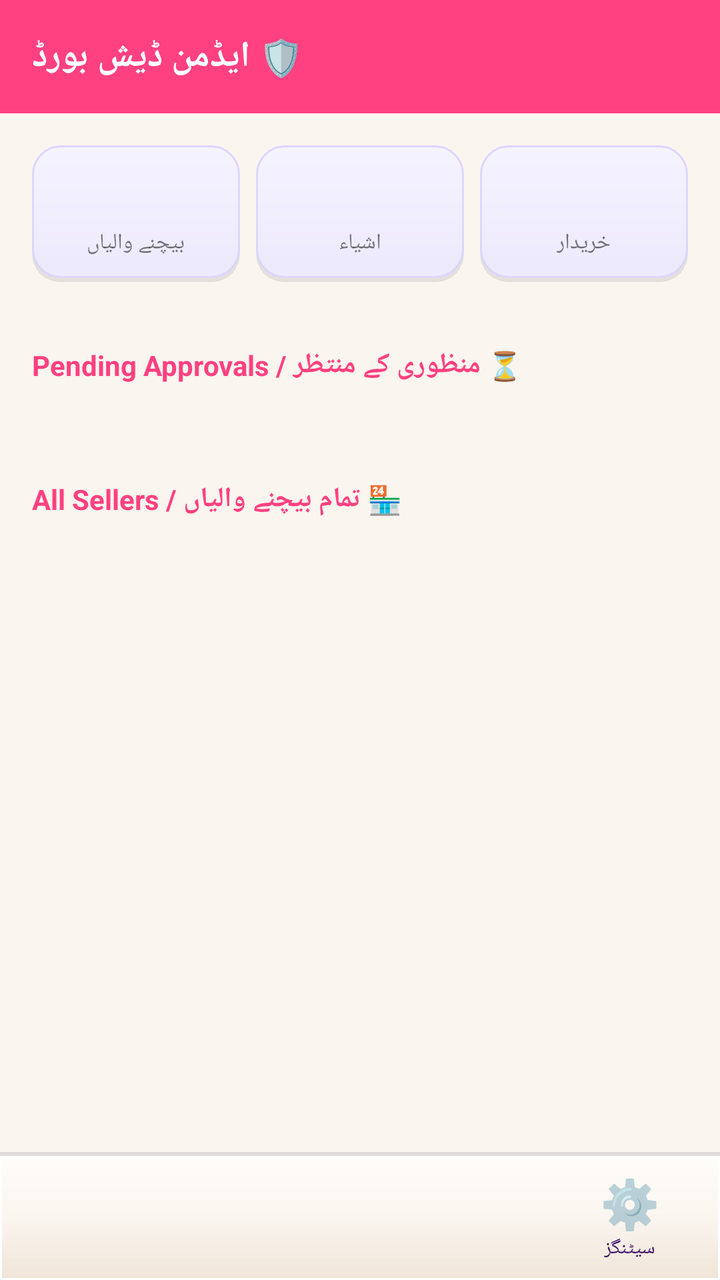
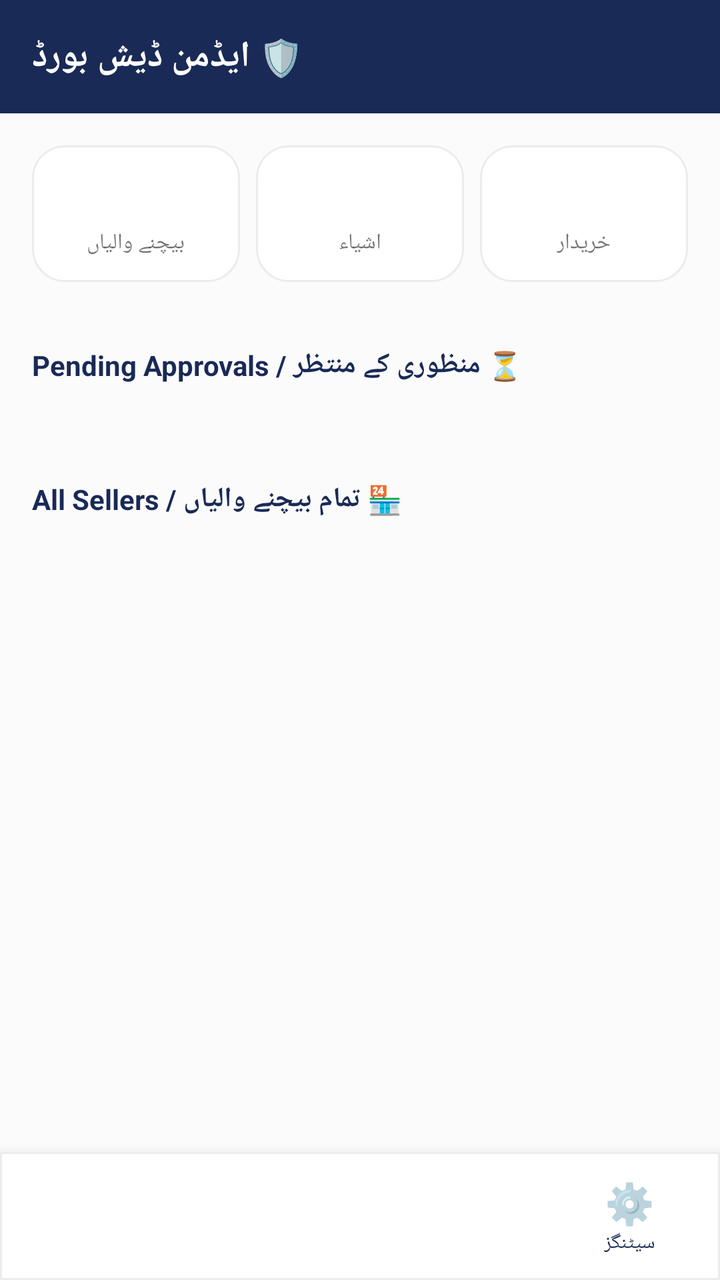

Before-and-after screenshots of an Android layout around one commit, followed by the original layout XML and the change that was made.
<!-- AndroidManifest.xml: application theme Theme.SheEmpower -->
<!-- res/layout/activity_admin_dashboard.xml -->
<?xml version="1.0" encoding="utf-8"?>
<LinearLayout xmlns:android="http://schemas.android.com/apk/res/android"
    android:layout_width="match_parent" android:layout_height="match_parent"
    android:background="?android:attr/windowBackground"
    android:orientation="vertical">

    <ScrollView android:layout_width="match_parent" android:layout_height="0dp" android:layout_weight="1">
        <LinearLayout android:layout_width="match_parent" android:layout_height="wrap_content" android:orientation="vertical">

            <LinearLayout android:layout_width="match_parent" android:layout_height="wrap_content"
                android:background="#FF4081" android:padding="16dp" android:orientation="vertical">
                <TextView android:layout_width="wrap_content" android:layout_height="wrap_content"
                    android:text="🛡️ ایڈمن ڈیش بورڈ" android:textColor="#FFFFFF" android:textSize="18sp" android:textStyle="bold" />
            </LinearLayout>

            <GridLayout android:layout_width="match_parent" android:layout_height="wrap_content" android:columnCount="3" android:padding="12dp">
                <LinearLayout android:layout_width="0dp" android:layout_columnWeight="1" android:layout_height="wrap_content"
                    android:orientation="vertical" android:background="@drawable/bg_rounded_pink_light" android:padding="12dp" android:layout_margin="4dp" android:gravity="center">
                    <TextView android:id="@+id/tvTotalSellers" android:layout_width="wrap_content" android:layout_height="wrap_content" android:textSize="22sp" android:textStyle="bold" android:textColor="#FF4081" />
                    <TextView android:layout_width="wrap_content" android:layout_height="wrap_content" android:text="بیچنے والیاں" android:textSize="11sp" />
                </LinearLayout>

                <LinearLayout android:id="@+id/layoutProductsStat" android:layout_width="0dp" android:layout_columnWeight="1" android:layout_height="wrap_content"
                    android:orientation="vertical" android:background="@drawable/bg_rounded_pink_light" android:padding="12dp" android:layout_margin="4dp" android:gravity="center"
                    android:clickable="true" android:focusable="true">
                    <TextView android:id="@+id/tvTotalProducts" android:layout_width="wrap_content" android:layout_height="wrap_content" android:textSize="22sp" android:textStyle="bold" android:textColor="#4CAF50" />
                    <TextView android:layout_width="wrap_content" android:layout_height="wrap_content" android:text="اشیاء" android:textSize="11sp" />
                </LinearLayout>

                <LinearLayout android:layout_width="0dp" android:layout_columnWeight="1" android:layout_height="wrap_content"
                    android:orientation="vertical" android:background="@drawable/bg_rounded_pink_light" android:padding="12dp" android:layout_margin="4dp" android:gravity="center">
                    <TextView android:id="@+id/tvTotalBuyers" android:layout_width="wrap_content" android:layout_height="wrap_content" android:textSize="22sp" android:textStyle="bold" android:textColor="#FFA000" />
                    <TextView android:layout_width="wrap_content" android:layout_height="wrap_content" android:text="خریدار" android:textSize="11sp" />
                </LinearLayout>
            </GridLayout>

            <TextView android:id="@+id/tvPendingCount"
                android:layout_width="wrap_content" android:layout_height="wrap_content"
                android:text="⏳ منظوری کے منتظر / Pending Approvals" android:textStyle="bold" android:textColor="#FF4081"
                android:layout_margin="16dp" />

            <TextView android:id="@+id/tvEmptyPending"
                android:layout_width="match_parent" android:layout_height="wrap_content"
                android:text="کوئی درخواست منظوری کے لیے نہیں" android:gravity="center"
                android:textColor="#888888" android:layout_marginHorizontal="16dp" android:visibility="gone" />

            <androidx.recyclerview.widget.RecyclerView android:id="@+id/rvPending"
                android:layout_width="match_parent" android:layout_height="wrap_content"
                android:padding="8dp" android:nestedScrollingEnabled="false" />

            <TextView
                android:layout_width="wrap_content" android:layout_height="wrap_content"
                android:text="🏪 تمام بیچنے والیاں / All Sellers" android:textStyle="bold" android:textColor="#FF4081"
                android:layout_margin="16dp" />

            <androidx.recyclerview.widget.RecyclerView android:id="@+id/rvAllSellers"
                android:layout_width="match_parent" android:layout_height="wrap_content"
                android:padding="8dp" android:nestedScrollingEnabled="false" android:layout_marginBottom="20dp" />

        </LinearLayout>
    </ScrollView>

    <include layout="@layout/bottom_nav_bar" android:id="@+id/bottomNav" />
</LinearLayout>
<!-- res/layout/bottom_nav_bar.xml (included above) -->
<?xml version="1.0" encoding="utf-8"?>
<LinearLayout
    xmlns:android="http://schemas.android.com/apk/res/android"
    android:id="@+id/bottomNav"
    android:layout_width="match_parent"
    android:layout_height="64dp"
    android:orientation="horizontal"
    android:background="@drawable/bg_skeu_nav"
    android:elevation="12dp">

    
    <LinearLayout
        android:id="@+id/navItem1"
        android:layout_width="0dp"
        android:layout_height="match_parent"
        android:layout_weight="1"
        android:orientation="vertical"
        android:gravity="center"
        android:clickable="true"
        android:focusable="true">

        <TextView
            android:id="@+id/navIcon1"
            android:layout_width="wrap_content"
            android:layout_height="wrap_content"
            android:textSize="20sp"/>

        <TextView
            android:id="@+id/navLabel1"
            android:layout_width="wrap_content"
            android:layout_height="wrap_content"
            android:textSize="10sp"
            android:textColor="@color/lavender_text"/>

    </LinearLayout>

    
    <LinearLayout
        android:id="@+id/navItem2"
        android:layout_width="0dp"
        android:layout_height="match_parent"
        android:layout_weight="1"
        android:orientation="vertical"
        android:gravity="center"
        android:clickable="true"
        android:focusable="true">

        <TextView
            android:id="@+id/navIcon2"
            android:layout_width="wrap_content"
            android:layout_height="wrap_content"
            android:textSize="20sp"/>

        <TextView
            android:id="@+id/navLabel2"
            android:layout_width="wrap_content"
            android:layout_height="wrap_content"
            android:textSize="10sp"
            android:textColor="@color/lavender_text"/>

    </LinearLayout>

    
    <LinearLayout
        android:id="@+id/navItem3"
        android:layout_width="0dp"
        android:layout_height="match_parent"
        android:layout_weight="1"
        android:orientation="vertical"
        android:gravity="center"
        android:clickable="true"
        android:focusable="true">

        <TextView
            android:id="@+id/navIcon3"
            android:layout_width="wrap_content"
            android:layout_height="wrap_content"
            android:textSize="20sp"/>

        <TextView
            android:id="@+id/navLabel3"
            android:layout_width="wrap_content"
            android:layout_height="wrap_content"
            android:textSize="10sp"
            android:textColor="@color/lavender_text"/>

    </LinearLayout>

    
    <LinearLayout
        android:id="@+id/navItem4"
        android:layout_width="0dp"
        android:layout_height="match_parent"
        android:layout_weight="1"
        android:orientation="vertical"
        android:gravity="center"
        android:clickable="true"
        android:focusable="true">

        <TextView
            android:id="@+id/navIcon4"
            android:layout_width="wrap_content"
            android:layout_height="wrap_content"
            android:text="⚙️"
            android:textSize="24sp"/>

        <TextView
            android:id="@+id/navLabel4"
            android:layout_width="wrap_content"
            android:layout_height="wrap_content"
            android:text="سیٹنگز"
            android:textSize="10sp"
            android:textColor="@color/lavender_text"/>

    </LinearLayout>

</LinearLayout>
<!-- resources referenced by this layout -->
<resources>
  <color name="lavender_text">#3B0764</color>
  <!-- drawable bg_rounded_pink_light (drawable) -->
  <?xml version="1.0" encoding="utf-8"?>
  <layer-list xmlns:android="http://schemas.android.com/apk/res/android">
      <item android:top="2dp">
          <shape android:shape="rectangle">
              <solid android:color="#1A2D253B" />
              <corners android:radius="14dp" />
          </shape>
      </item>
      <item android:bottom="2dp">
          <shape android:shape="rectangle">
              <gradient
                  android:startColor="#F5F3FF"
                  android:endColor="#EDE9FE"
                  android:angle="270" />
              <stroke android:width="1dp" android:color="#DDD6FE" />
              <corners android:radius="14dp" />
          </shape>
      </item>
  </layer-list>
  <!-- drawable bg_skeu_nav (drawable) -->
  <?xml version="1.0" encoding="utf-8"?>
  <layer-list xmlns:android="http://schemas.android.com/apk/res/android">
      
      <item>
          <shape android:shape="rectangle">
              <gradient
                  android:startColor="#202D253B"
                  android:endColor="#00000000"
                  android:angle="270" />
          </shape>
      </item>
      
      <item android:top="2dp">
          <shape android:shape="rectangle">
              <gradient
                  android:startColor="#FFFDF9"
                  android:centerColor="#FAF5EF"
                  android:endColor="#F0E5D8"
                  android:angle="270" />
              <stroke android:width="1dp" android:color="#FFFFFF" />
          </shape>
      </item>
  </layer-list>
  <style name="Theme.SheEmpower" parent="Theme.AppCompat.Light.NoActionBar">
          <item name="colorPrimary">@color/lavender_primary</item>
          <item name="colorPrimaryDark">@color/lavender_dark</item>
          <item name="colorAccent">@color/lavender_primary</item>
          <item name="android:windowBackground">@color/bg_cream</item>
          <item name="android:colorBackground">@color/bg_cream</item>
          <item name="android:textColorPrimary">@color/text_dark</item>
          <item name="android:textColorSecondary">@color/text_gray</item>
      </style>
  <color name="lavender_primary">#7C3AED</color>
  <color name="lavender_dark">#5B21B6</color>
  <color name="bg_cream">#FAF5EF</color>
  <color name="text_dark">#2D253B</color>
  <color name="text_gray">#6B637B</color>
</resources>

<!-- the commit's change to res/layout/activity_admin_dashboard.xml (unified diff, before → after) -->
@@ -8,27 +8,27 @@
         <LinearLayout android:layout_width="match_parent" android:layout_height="wrap_content" android:orientation="vertical">
 
             <LinearLayout android:layout_width="match_parent" android:layout_height="wrap_content"
-                android:background="#FF4081" android:padding="16dp" android:orientation="vertical">
+                android:background="#192A56" android:padding="16dp" android:orientation="vertical">
                 <TextView android:layout_width="wrap_content" android:layout_height="wrap_content"
                     android:text="🛡️ ایڈمن ڈیش بورڈ" android:textColor="#FFFFFF" android:textSize="18sp" android:textStyle="bold" />
             </LinearLayout>
 
             <GridLayout android:layout_width="match_parent" android:layout_height="wrap_content" android:columnCount="3" android:padding="12dp">
                 <LinearLayout android:layout_width="0dp" android:layout_columnWeight="1" android:layout_height="wrap_content"
-                    android:orientation="vertical" android:background="@drawable/bg_rounded_pink_light" android:padding="12dp" android:layout_margin="4dp" android:gravity="center">
-                    <TextView android:id="@+id/tvTotalSellers" android:layout_width="wrap_content" android:layout_height="wrap_content" android:textSize="22sp" android:textStyle="bold" android:textColor="#FF4081" />
+                    android:orientation="vertical" android:background="@drawable/bg_skeu_card" android:padding="12dp" android:layout_margin="4dp" android:gravity="center">
+                    <TextView android:id="@+id/tvTotalSellers" android:layout_width="wrap_content" android:layout_height="wrap_content" android:textSize="22sp" android:textStyle="bold" android:textColor="#192A56" />
                     <TextView android:layout_width="wrap_content" android:layout_height="wrap_content" android:text="بیچنے والیاں" android:textSize="11sp" />
                 </LinearLayout>
 
                 <LinearLayout android:id="@+id/layoutProductsStat" android:layout_width="0dp" android:layout_columnWeight="1" android:layout_height="wrap_content"
-                    android:orientation="vertical" android:background="@drawable/bg_rounded_pink_light" android:padding="12dp" android:layout_margin="4dp" android:gravity="center"
+                    android:orientation="vertical" android:background="@drawable/bg_skeu_card" android:padding="12dp" android:layout_margin="4dp" android:gravity="center"
                     android:clickable="true" android:focusable="true">
                     <TextView android:id="@+id/tvTotalProducts" android:layout_width="wrap_content" android:layout_height="wrap_content" android:textSize="22sp" android:textStyle="bold" android:textColor="#4CAF50" />
                     <TextView android:layout_width="wrap_content" android:layout_height="wrap_content" android:text="اشیاء" android:textSize="11sp" />
                 </LinearLayout>
 
                 <LinearLayout android:layout_width="0dp" android:layout_columnWeight="1" android:layout_height="wrap_content"
-                    android:orientation="vertical" android:background="@drawable/bg_rounded_pink_light" android:padding="12dp" android:layout_margin="4dp" android:gravity="center">
+                    android:orientation="vertical" android:background="@drawable/bg_skeu_card" android:padding="12dp" android:layout_margin="4dp" android:gravity="center">
                     <TextView android:id="@+id/tvTotalBuyers" android:layout_width="wrap_content" android:layout_height="wrap_content" android:textSize="22sp" android:textStyle="bold" android:textColor="#FFA000" />
                     <TextView android:layout_width="wrap_content" android:layout_height="wrap_content" android:text="خریدار" android:textSize="11sp" />
                 </LinearLayout>
@@ -36,7 +36,7 @@
 
             <TextView android:id="@+id/tvPendingCount"
                 android:layout_width="wrap_content" android:layout_height="wrap_content"
-                android:text="⏳ منظوری کے منتظر / Pending Approvals" android:textStyle="bold" android:textColor="#FF4081"
+                android:text="⏳ منظوری کے منتظر / Pending Approvals" android:textStyle="bold" android:textColor="#192A56"
                 android:layout_margin="16dp" />
 
             <TextView android:id="@+id/tvEmptyPending"
@@ -50,7 +50,7 @@
 
             <TextView
                 android:layout_width="wrap_content" android:layout_height="wrap_content"
-                android:text="🏪 تمام بیچنے والیاں / All Sellers" android:textStyle="bold" android:textColor="#FF4081"
+                android:text="🏪 تمام بیچنے والیاں / All Sellers" android:textStyle="bold" android:textColor="#192A56"
                 android:layout_margin="16dp" />
 
             <androidx.recyclerview.widget.RecyclerView android:id="@+id/rvAllSellers"
@@ -95,7 +95,7 @@
             android:layout_width="wrap_content"
             android:layout_height="wrap_content"
             android:textSize="10sp"
-            android:textColor="@color/lavender_text"/>
+            android:textColor="@color/text_primary"/>
 
     </LinearLayout>
 
@@ -121,7 +121,7 @@
             android:layout_width="wrap_content"
             android:layout_height="wrap_content"
             android:textSize="10sp"
-            android:textColor="@color/lavender_text"/>
+            android:textColor="@color/text_primary"/>
 
     </LinearLayout>
 
@@ -147,7 +147,7 @@
             android:layout_width="wrap_content"
             android:layout_height="wrap_content"
             android:textSize="10sp"
-            android:textColor="@color/lavender_text"/>
+            android:textColor="@color/text_primary"/>
 
     </LinearLayout>
 
@@ -167,7 +167,7 @@
             android:layout_width="wrap_content"
             android:layout_height="wrap_content"
             android:text="⚙️"
-            android:textSize="24sp"/>
+            android:textSize="20sp"/>
 
         <TextView
             android:id="@+id/navLabel4"
@@ -175,7 +175,7 @@
             android:layout_height="wrap_content"
             android:text="سیٹنگز"
             android:textSize="10sp"
-            android:textColor="@color/lavender_text"/>
+            android:textColor="@color/text_primary"/>
 
     </LinearLayout>
 
<!-- resource entries referenced after the edit -->
@@ -1,63 +1,37 @@
 <!-- resources referenced by this layout -->
 <resources>
-  <color name="lavender_text">#3B0764</color>
-  <!-- drawable bg_rounded_pink_light (drawable) -->
+  <color name="text_primary">#192A56</color>
+  <!-- drawable bg_skeu_card (drawable) -->
   <?xml version="1.0" encoding="utf-8"?>
-  <layer-list xmlns:android="http://schemas.android.com/apk/res/android">
-      <item android:top="2dp">
-          <shape android:shape="rectangle">
-              <solid android:color="#1A2D253B" />
-              <corners android:radius="14dp" />
-          </shape>
-      </item>
-      <item android:bottom="2dp">
-          <shape android:shape="rectangle">
-              <gradient
-                  android:startColor="#F5F3FF"
-                  android:endColor="#EDE9FE"
-                  android:angle="270" />
-              <stroke android:width="1dp" android:color="#DDD6FE" />
-              <corners android:radius="14dp" />
-          </shape>
-      </item>
-  </layer-list>
+  <shape xmlns:android="http://schemas.android.com/apk/res/android"
+      android:shape="rectangle">
+      <solid android:color="@color/white" />
+      <corners android:radius="16dp" />
+      <stroke android:color="@color/card_border" android:width="1dp" />
+  </shape>
   <!-- drawable bg_skeu_nav (drawable) -->
   <?xml version="1.0" encoding="utf-8"?>
-  <layer-list xmlns:android="http://schemas.android.com/apk/res/android">
-      
-      <item>
-          <shape android:shape="rectangle">
-              <gradient
-                  android:startColor="#202D253B"
-                  android:endColor="#00000000"
-                  android:angle="270" />
-          </shape>
-      </item>
-      
-      <item android:top="2dp">
-          <shape android:shape="rectangle">
-              <gradient
-                  android:startColor="#FFFDF9"
-                  android:centerColor="#FAF5EF"
-                  android:endColor="#F0E5D8"
-                  android:angle="270" />
-              <stroke android:width="1dp" android:color="#FFFFFF" />
-          </shape>
-      </item>
-  </layer-list>
+  <shape xmlns:android="http://schemas.android.com/apk/res/android"
+      android:shape="rectangle">
+      <solid android:color="@color/white" />
+      <stroke android:color="@color/card_border" android:width="1dp" />
+  </shape>
   <style name="Theme.SheEmpower" parent="Theme.AppCompat.Light.NoActionBar">
-          <item name="colorPrimary">@color/lavender_primary</item>
-          <item name="colorPrimaryDark">@color/lavender_dark</item>
-          <item name="colorAccent">@color/lavender_primary</item>
-          <item name="android:windowBackground">@color/bg_cream</item>
-          <item name="android:colorBackground">@color/bg_cream</item>
-          <item name="android:textColorPrimary">@color/text_dark</item>
-          <item name="android:textColorSecondary">@color/text_gray</item>
+          <item name="colorPrimary">@color/primary</item>
+          <item name="colorPrimaryDark">@color/primary_dark</item>
+          <item name="colorAccent">@color/accent</item>
+          <item name="android:windowBackground">@color/background</item>
+          <item name="android:colorBackground">@color/background</item>
+          <item name="android:textColorPrimary">@color/text_primary</item>
+          <item name="android:textColorSecondary">@color/text_secondary</item>
+          <item name="android:statusBarColor">@color/primary_dark</item>
       </style>
-  <color name="lavender_primary">#7C3AED</color>
-  <color name="lavender_dark">#5B21B6</color>
-  <color name="bg_cream">#FAF5EF</color>
-  <color name="text_dark">#2D253B</color>
-  <color name="text_gray">#6B637B</color>
+  <color name="white">#FFFFFF</color>
+  <color name="card_border">#EAECEE</color>
+  <color name="primary">#192A56</color>
+  <color name="primary_dark">#0F1B3D</color>
+  <color name="accent">#F7D794</color>
+  <color name="background">#FCFBFB</color>
+  <color name="text_secondary">#6B7A99</color>
 </resources>
 
